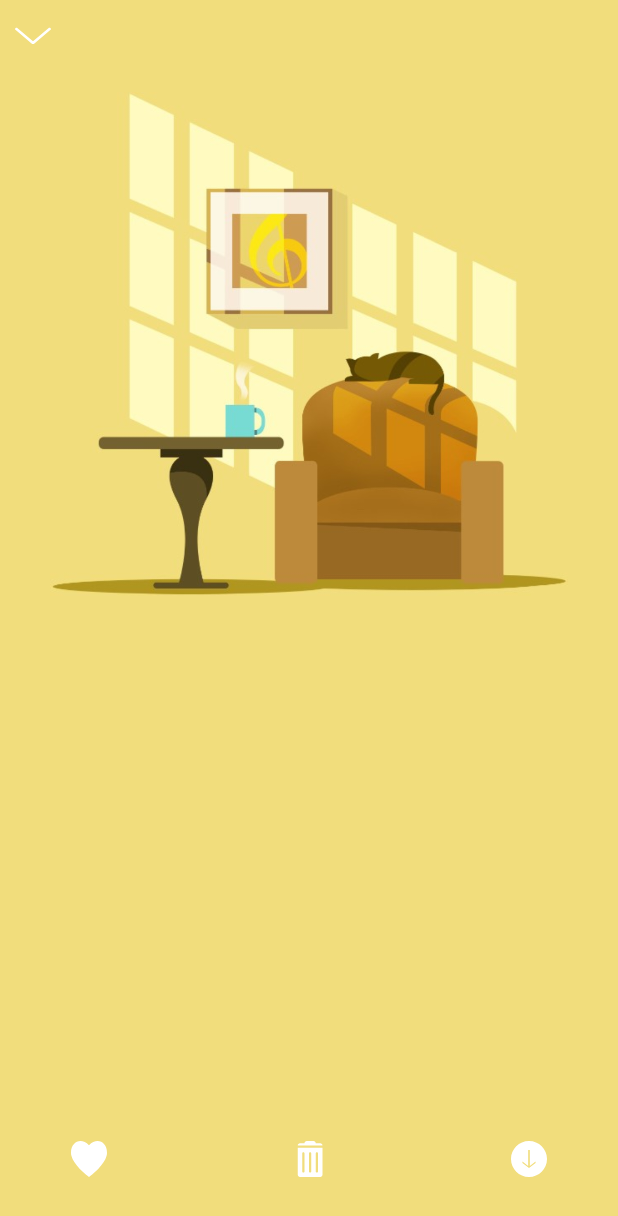
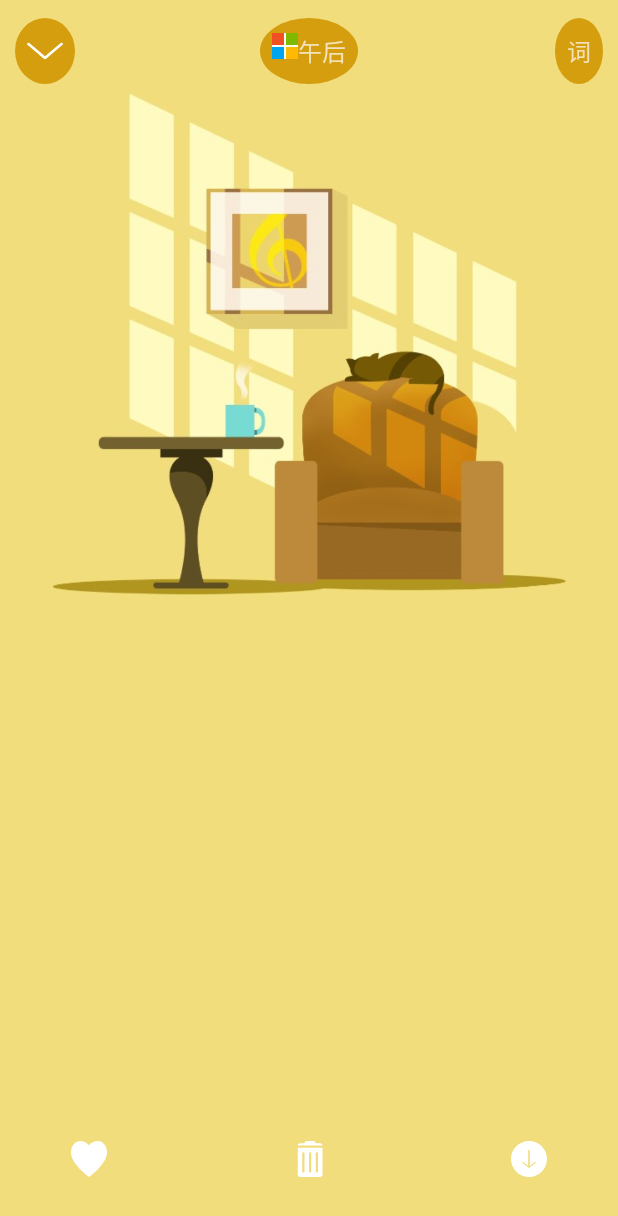
Before and after one commit to lm11000/HuabanLayout, an Android app: the screen it shows after launch (MainActivity), on a phone screen of 412 x 824 dp. Shown: the top 1216 px of the screen. Run offline under Robolectric (Android 15) with nearby library versions, the phone set to English and light mode, and no system bars.

Commit message:
画了矢量图的椭圆背景

```diff
--- /dev/null
+++ b/app/src/main/java/com/feng/huabanlayout/View.java
@@ -0,0 +1,15 @@
+package com.feng.huabanlayout;
+
+import android.content.Context;
+import android.graphics.Canvas;
+import android.util.AttributeSet;
+
+/**
+ * Created by wicroinfo001 on 2016/8/17.
+ */
+public class View extends android.view.View{
+Canvas canvas;
+    public View(Context context, AttributeSet attrs) {
+        super(context, attrs);
+    }
+}
--- a/app/src/main/res/drawable/down.xml
+++ b/app/src/main/res/drawable/down.xml
@@ -1,4 +1,10 @@
-<vector android:height="24dp" android:viewportHeight="792.0"
-    android:viewportWidth="612.0" android:width="24dp" xmlns:android="http://schemas.android.com/apk/res/android">
-    <path android:fillColor="#ffffff" android:pathData="M604.5,224.8c-10,-10.1 -26.2,-10.1 -36.2,0L306,512.6L43.7,224.8c-10,-10.1 -26.2,-10.1 -36.2,0s-10,26.3 0,36.4l279.1,306.2c5.3,5.4 12.4,7.7 19.4,7.3c7,0.4 14.1,-1.9 19.4,-7.3l279.1,-306.3C614.5,251.1 614.5,234.8 604.5,224.8z"/>
+<vector xmlns:android="http://schemas.android.com/apk/res/android"
+    android:width="24dp"
+    android:height="24dp"
+    android:viewportHeight="792.0"
+    android:viewportWidth="612.0">
+    <path
+        android:fillColor="#ffffff"
+        android:pathData="M604.5,224.8c-10,-10.1 -26.2,-10.1 -36.2,0L306,512.6L43.7,224.8c-10,-10.1 -26.2,-10.1 -36.2,0s-10,26.3 0,36.4l279.1,306.2c5.3,5.4 12.4,7.7 19.4,7.3c7,0.4 14.1,-1.9 19.4,-7.3l279.1,-306.3C614.5,251.1 614.5,234.8 604.5,224.8z" />
+
 </vector>
--- /dev/null
+++ b/app/src/main/res/drawable/shape.xml
@@ -0,0 +1,11 @@
+<?xml version="1.0" encoding="utf-8"?>
+<shape xmlns:android="http://schemas.android.com/apk/res/android"
+    android:shape="oval"
+    android:useLevel="false">
+    <padding
+        android:left="8dp"
+        android:top="10dp"
+        android:right="8dp"
+        android:bottom="10dp"/>
+    <solid android:color="@color/oval"/>
+</shape>
--- a/app/src/main/res/layout/activity_main.xml
+++ b/app/src/main/res/layout/activity_main.xml
@@ -3,41 +3,73 @@
     xmlns:tools="http://schemas.android.com/tools"
     android:layout_width="match_parent"
     android:layout_height="match_parent"
-    tools:context="com.feng.huabanlayout.MainActivity"
-    android:background="@color/backGround">
+    android:background="@color/backGround"
+    tools:context="com.feng.huabanlayout.MainActivity">
 
 
     <ImageView
-        android:layout_marginTop="61dp"
-        android:src="@mipmap/center_bitmap"
+        android:id="@+id/imageView"
         android:layout_width="345dp"
         android:layout_height="336dp"
         android:layout_gravity="center_horizontal"
-        android:id="@+id/imageView" />
+        android:layout_marginTop="61dp"
+        android:src="@mipmap/center_bitmap" />
+
     <ImageView
-        android:src="@drawable/heart"
         android:layout_width="wrap_content"
         android:layout_height="wrap_content"
+        android:layout_gravity="bottom"
+        android:layout_marginBottom="39dp"
         android:layout_marginLeft="47dp"
-        android:layout_gravity="bottom"
-        android:layout_marginBottom="39dp" />
+        android:src="@drawable/heart" />
+
     <ImageView
-        android:src="@drawable/trash"
         android:layout_width="wrap_content"
         android:layout_height="wrap_content"
         android:layout_gravity="bottom|center_horizontal"
-        android:layout_marginBottom="39dp"/>
+        android:layout_marginBottom="39dp"
+        android:src="@drawable/trash" />
+
     <ImageView
-        android:src="@drawable/download"
         android:layout_width="wrap_content"
         android:layout_height="wrap_content"
         android:layout_gravity="bottom|right"
         android:layout_marginBottom="39dp"
-        android:layout_marginRight="47dp"/>
+        android:layout_marginRight="47dp"
+        android:src="@drawable/download" />
+
     <ImageView
-        android:src="@drawable/down"
+        android:layout_width="wrap_content"
+        android:layout_height="wrap_content"
+        android:layout_marginLeft="10dp"
         android:layout_marginTop="12dp"
-        android:layout_marginLeft="10dp"
+        android:background="@drawable/shape"
+        android:src="@drawable/down" />
+
+    <LinearLayout
         android:layout_width="wrap_content"
-        android:layout_height="wrap_content" />
+        android:layout_height="wrap_content"
+        android:layout_gravity="center_horizontal"
+        android:layout_marginTop="12dp"
+        android:background="@drawable/shape">
+        <ImageView
+            android:src="@mipmap/window"
+            android:layout_width="17dp"
+            android:layout_height="17dp" />
+        <TextView
+            android:layout_width="wrap_content"
+            android:layout_height="wrap_content"
+            android:text="@string/afternoon"
+            android:textSize="16sp" />
+    </LinearLayout>
+
+    <TextView
+        android:layout_width="wrap_content"
+        android:layout_height="wrap_content"
+        android:layout_gravity="right"
+        android:layout_marginRight="10dp"
+        android:layout_marginTop="12dp"
+        android:background="@drawable/shape"
+        android:text="@string/word"
+        android:textSize="16sp" />
 </FrameLayout>
--- a/app/src/main/res/values/colors.xml
+++ b/app/src/main/res/values/colors.xml
@@ -5,4 +5,5 @@
     <color name="colorAccent">#FF4081</color>
     <color name="backGround">#F1DD7C</color>
     <color name="white">#ffffff</color>
+    <color name="oval">#D59E0E</color>
 </resources>
--- a/app/src/main/res/values/strings.xml
+++ b/app/src/main/res/values/strings.xml
@@ -1,3 +1,5 @@
 <resources>
     <string name="app_name">HuabanLayout</string>
+    <string name="afternoon">午后</string>
+    <string name="word">词</string>
 </resources>
```
Also changed, not shown: app/src/main/res/mipmap/window.jpg (added).
